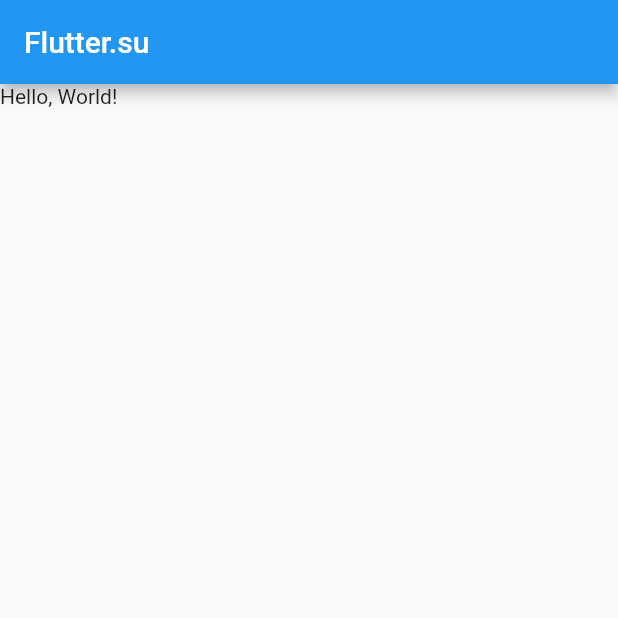
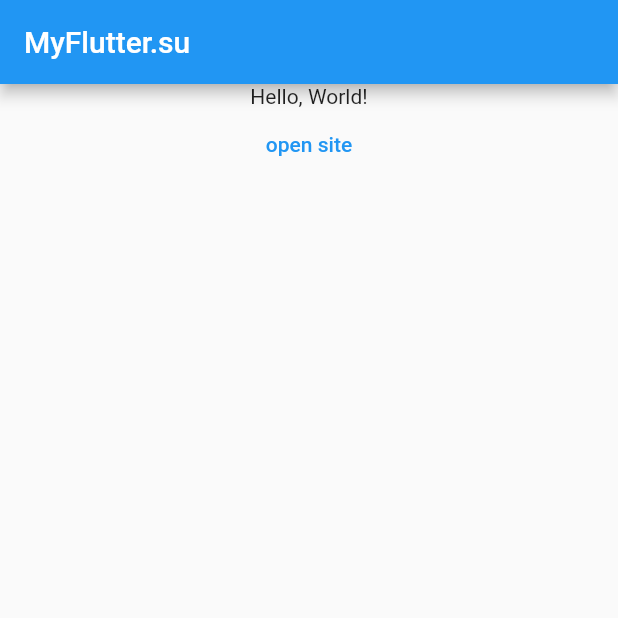
Before and after one commit to MRS88/flutter_projects, a Flutter app: the screen it shows after launch, on a phone screen of 412 x 824 dp, the top half of it. Run offline on Flutter 3.47's test engine with Material 2 defaults, Android fonts, the phone set to English and light mode, and no system bars.

Commit message:
initial commit

```diff
--- a/lib/main.dart
+++ b/lib/main.dart
@@ -4,8 +4,12 @@ void main() {
     new MaterialApp(
       debugShowCheckedModeBanner: false,
       home: new Scaffold(
-        appBar: new AppBar(title: new Text('Flutter.su')),
-        body: new Text('Hello, World!')
+        appBar: new AppBar(title: new Text('MyFlutter.su')),
+        body: new Center(
+          child: new Column(
+            children: [new Text('Hello, World!'), new TextButton(onPressed: (){}, child: Text('open site'))]
+          )
+        )
       )
     )
   );
```
